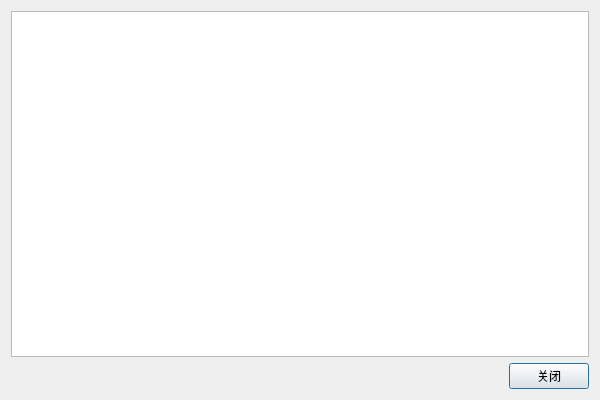
First picture: the form in RibbonFrame/modulemanagerdlg.ui, repository zhongyang219/RibbonUiFrame, before the edit.
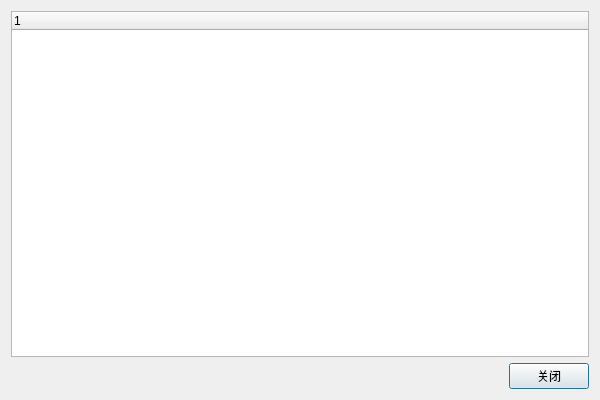
Second picture: the form after the edit. Icons and pictures are not drawn.

Commit message: 模块管理对话框改为树控件，将模块分为Ribbon模块和功能模块

What changed in the file:
```diff
--- a/RibbonFrame/modulemanagerdlg.ui
+++ b/RibbonFrame/modulemanagerdlg.ui
@@ -19,7 +19,7 @@
   </property>
   <layout class="QVBoxLayout" name="verticalLayout">
    <item>
-    <widget class="QTableWidget" name="tableWidget"/>
+    <widget class="QTreeWidget" name="treeWidget"/>
    </item>
    <item>
     <layout class="QHBoxLayout" name="horizontalLayout">
```
The commit also changes 7 other files.
